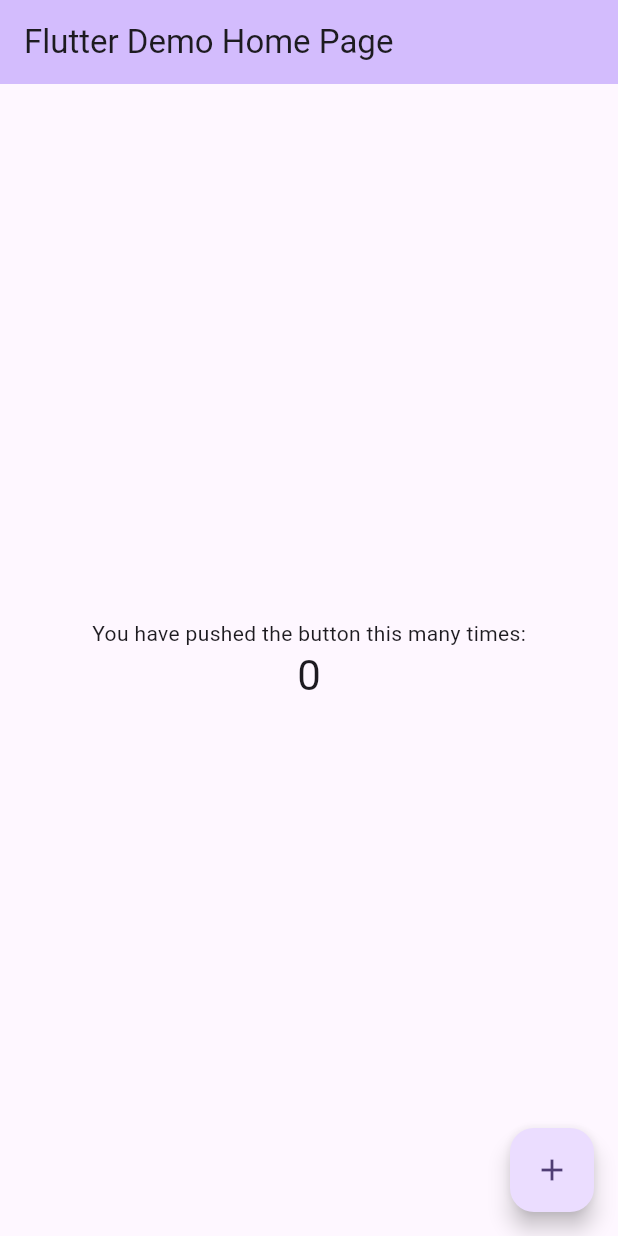
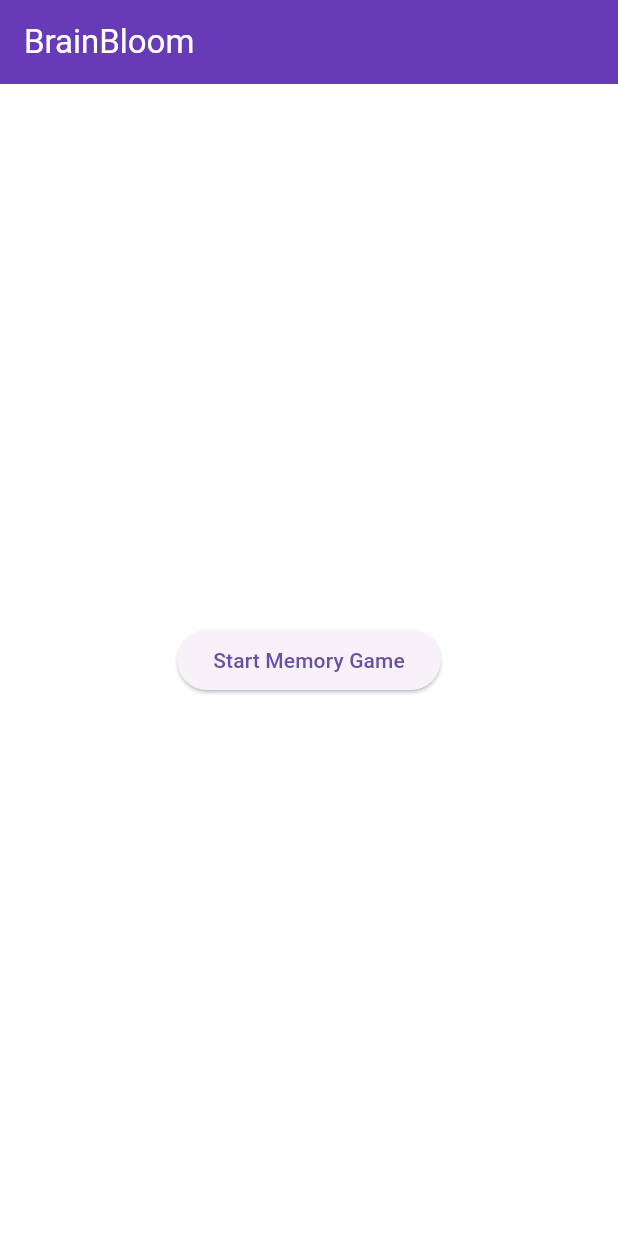
Before and after one commit to Ayu5hCodes/BrainBloom, a Flutter app: the screen it shows after launch, on a phone screen of 412 x 824 dp. Run offline on Flutter 3.47's test engine with Material 3 defaults, Android fonts, the phone set to English and light mode, and no system bars.

```diff
--- /dev/null
+++ b/lib/features/home/home_screen.dart
@@ -0,0 +1,33 @@
+import 'package:flutter/material.dart';
+
+class HomeScreen extends StatelessWidget {
+  const HomeScreen({super.key});
+
+  @override
+  Widget build(BuildContext context) {
+    return Scaffold(
+      appBar: AppBar(
+        title: const Text('BrainBloom'),
+        centerTitle: true,
+      ),
+      body: Center(
+        child: Column(
+          mainAxisAlignment: MainAxisAlignment.center,
+          children: [
+            const Text(
+              'Welcome to BrainBloom!',
+              style: TextStyle(fontSize: 24, fontWeight: FontWeight.bold),
+            ),
+            const SizedBox(height: 20),
+            ElevatedButton(
+              onPressed: () {
+                // TODO: Navigate to game selection screen
+              },
+              child: const Text('Start Training'),
+            ),
+          ],
+        ),
+      ),
+    );
+  }
+}
--- a/lib/main.dart
+++ b/lib/main.dart
@@ -1,4 +1,5 @@
 import 'package:flutter/material.dart';
+import 'screens/games/memory_game_screen.dart'; // Correct path for Memory Game screen
 
 void main() {
   runApp(const MyApp());
@@ -7,116 +8,43 @@ void main() {
 class MyApp extends StatelessWidget {
   const MyApp({super.key});
 
-  // This widget is the root of your application.
   @override
   Widget build(BuildContext context) {
     return MaterialApp(
-      title: 'Flutter Demo',
+      title: 'BrainBloom',
       theme: ThemeData(
-        // This is the theme of your application.
-        //
-        // TRY THIS: Try running your application with "flutter run". You'll see
-        // the application has a purple toolbar. Then, without quitting the app,
-        // try changing the seedColor in the colorScheme below to Colors.green
-        // and then invoke "hot reload" (save your changes or press the "hot
-        // reload" button in a Flutter-supported IDE, or press "r" if you used
-        // the command line to start the app).
-        //
-        // Notice that the counter didn't reset back to zero; the application
-        // state is not lost during the reload. To reset the state, use hot
-        // restart instead.
-        //
-        // This works for code too, not just values: Most code changes can be
-        // tested with just a hot reload.
-        colorScheme: ColorScheme.fromSeed(seedColor: Colors.deepPurple),
+        primarySwatch: Colors.deepPurple,
+        scaffoldBackgroundColor: Colors.white,
       ),
-      home: const MyHomePage(title: 'Flutter Demo Home Page'),
+      home: const HomeScreen(), // Main entry screen
     );
   }
 }
 
-class MyHomePage extends StatefulWidget {
-  const MyHomePage({super.key, required this.title});
-
-  // This widget is the home page of your application. It is stateful, meaning
-  // that it has a State object (defined below) that contains fields that affect
-  // how it looks.
-
-  // This class is the configuration for the state. It holds the values (in this
-  // case the title) provided by the parent (in this case the App widget) and
-  // used by the build method of the State. Fields in a Widget subclass are
-  // always marked "final".
-
-  final String title;
-
-  @override
-  State<MyHomePage> createState() => _MyHomePageState();
-}
-
-class _MyHomePageState extends State<MyHomePage> {
-  int _counter = 0;
-
-  void _incrementCounter() {
-    setState(() {
-      // This call to setState tells the Flutter framework that something has
-      // changed in this State, which causes it to rerun the build method below
-      // so that the display can reflect the updated values. If we changed
-      // _counter without calling setState(), then the build method would not be
-      // called again, and so nothing would appear to happen.
-      _counter++;
-    });
-  }
+class HomeScreen extends StatelessWidget {
+  const HomeScreen({super.key});
 
   @override
   Widget build(BuildContext context) {
-    // This method is rerun every time setState is called, for instance as done
-    // by the _incrementCounter method above.
-    //
-    // The Flutter framework has been optimized to make rerunning build methods
-    // fast, so that you can just rebuild anything that needs updating rather
-    // than having to individually change instances of widgets.
     return Scaffold(
       appBar: AppBar(
-        // TRY THIS: Try changing the color here to a specific color (to
-        // Colors.amber, perhaps?) and trigger a hot reload to see the AppBar
-        // change color while the other colors stay the same.
-        backgroundColor: Theme.of(context).colorScheme.inversePrimary,
-        // Here we take the value from the MyHomePage object that was created by
-        // the App.build method, and use it to set our appbar title.
-        title: Text(widget.title),
+        title: const Text('BrainBloom'),
+        backgroundColor: Colors.deepPurple,
+        foregroundColor: Colors.white,
       ),
       body: Center(
-        // Center is a layout widget. It takes a single child and positions it
-        // in the middle of the parent.
-        child: Column(
-          // Column is also a layout widget. It takes a list of children and
-          // arranges them vertically. By default, it sizes itself to fit its
-          // children horizontally, and tries to be as tall as its parent.
-          //
-          // Column has various properties to control how it sizes itself and
-          // how it positions its children. Here we use mainAxisAlignment to
-          // center the children vertically; the main axis here is the vertical
-          // axis because Columns are vertical (the cross axis would be
-          // horizontal).
-          //
-          // TRY THIS: Invoke "debug painting" (choose the "Toggle Debug Paint"
-          // action in the IDE, or press "p" in the console), to see the
-          // wireframe for each widget.
-          mainAxisAlignment: MainAxisAlignment.center,
-          children: <Widget>[
-            const Text('You have pushed the button this many times:'),
-            Text(
-              '$_counter',
-              style: Theme.of(context).textTheme.headlineMedium,
-            ),
-          ],
+        child: ElevatedButton(
+          onPressed: () {
+            Navigator.push(
+              context,
+              MaterialPageRoute(
+                builder: (context) =>  MemoryGameScreen(),
+              ),
+            );
+          },
+          child: const Text('Start Memory Game'),
         ),
       ),
-      floatingActionButton: FloatingActionButton(
-        onPressed: _incrementCounter,
-        tooltip: 'Increment',
-        child: const Icon(Icons.add),
-      ), // This trailing comma makes auto-formatting nicer for build methods.
     );
   }
 }
```
Also changed, not shown: lib/core/routes/app_routes.dart (added, +19 -0 lines), lib/screens/games/memory_game_screen.dart (added, +154 -0 lines), lib/screens/home_screen.dart (added, +37 -0 lines).
